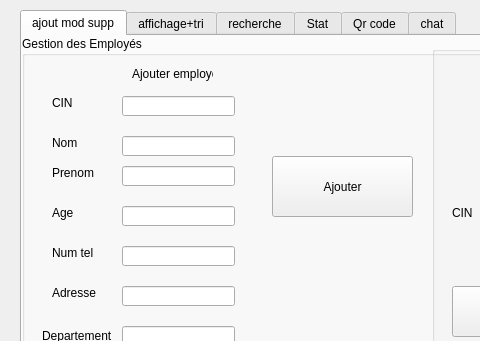
This is mainwindow.ui in houas6/Smart-Recruit-help-center as Qt 5 draws it before an edit; both pictures show x 0 to 480 and y 0 to 341 of the 800 by 600 pixel window. The edited form follows.
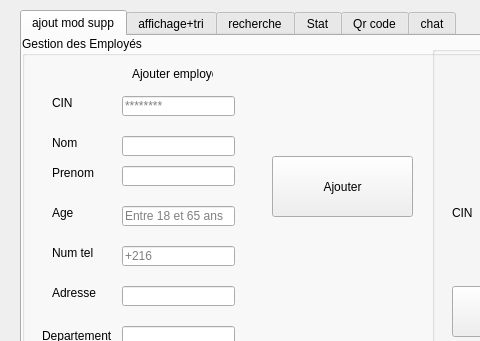
This is the edited form. Custom widgets are drawn as their Qt base class.

What changed in the file:
```diff
--- a/mainwindow.ui
+++ b/mainwindow.ui
@@ -275,6 +275,9 @@
        <property name="maxLength">
         <number>8</number>
        </property>
+       <property name="placeholderText">
+        <string>********</string>
+       </property>
        <property name="type" stdset="0">
         <number>8</number>
        </property>
@@ -291,6 +294,9 @@
        <property name="maxLength">
         <number>2</number>
        </property>
+       <property name="placeholderText">
+        <string>Entre 18 et 65 ans</string>
+       </property>
       </widget>
       <widget class="QLineEdit" name="lineEdit_tel">
        <property name="geometry">
@@ -310,6 +316,9 @@
        <property name="maxLength">
         <number>8</number>
        </property>
+       <property name="placeholderText">
+        <string>+216</string>
+       </property>
        <property name="type" stdset="0">
         <number>8</number>
        </property>
```
